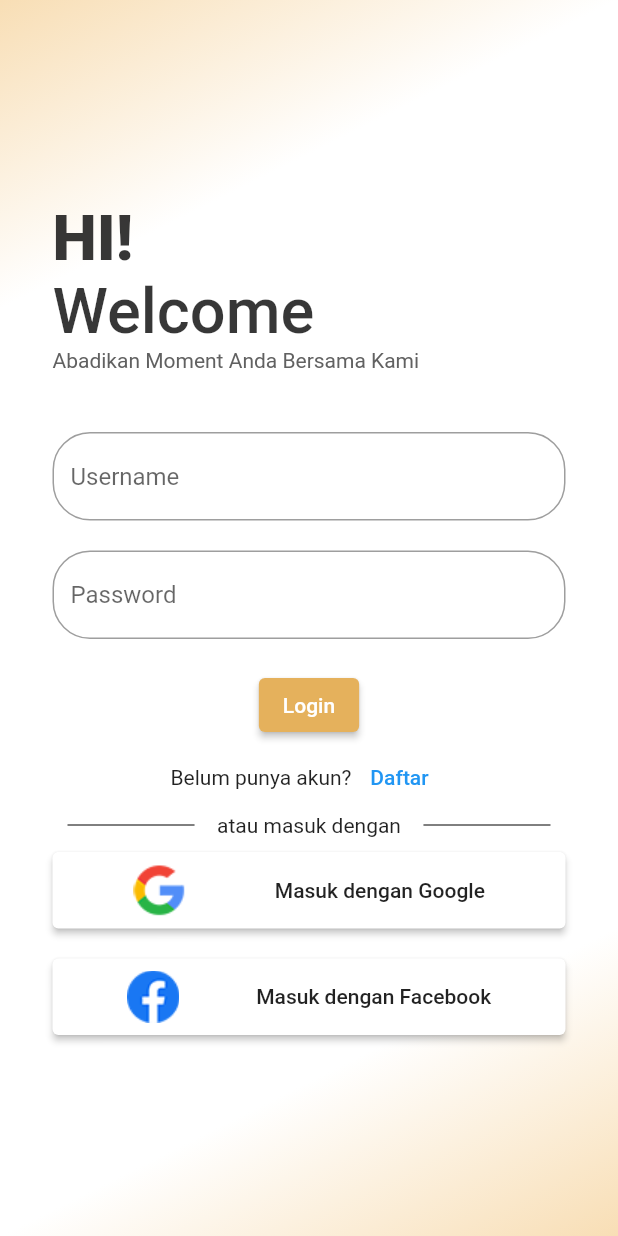
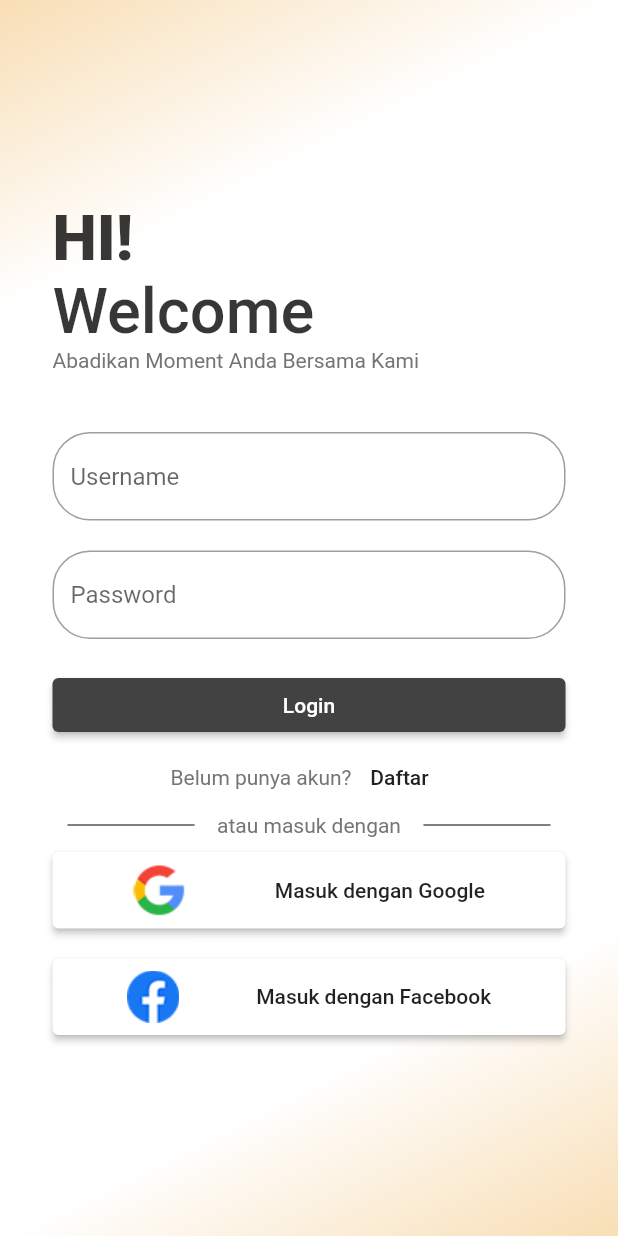
Before and after one commit to tribber93/booking_studio_foto, a Flutter app: the screen it shows after launch, on a phone screen of 412 x 824 dp. Run offline on Flutter 3.47's test engine with Material 2 defaults, Android fonts, the phone set to English and light mode, and no system bars; our stand-ins replace carousel_slider, font_awesome_flutter, get.

Commit message:
menambahkan halaman signup

```diff
--- a/lib/app/modules/login/views/login_view.dart
+++ b/lib/app/modules/login/views/login_view.dart
@@ -3,6 +3,7 @@ import 'package:font_awesome_flutter/font_awesome_flutter.dart';
 
 import 'package:get/get.dart';
 import 'package:studio_foto/app/routes/app_pages.dart';
+import 'package:studio_foto/utils/widgetLoginSignup.dart';
 
 import '../controllers/login_controller.dart';
 
@@ -10,126 +11,87 @@ class LoginView extends GetView<LoginController> {
   const LoginView({Key? key}) : super(key: key);
   @override
   Widget build(BuildContext context) {
+    Color smallText = Colors.grey.shade600;
     return Scaffold(
-      body: SafeArea(
-        child: Container(
-          height: Get.height,
-          width: double.infinity,
-          decoration: const BoxDecoration(
-              gradient: LinearGradient(
-            begin: Alignment.topLeft,
-            end: Alignment.bottomRight,
-            stops: [0, 0.2, 0.8, 1],
-            colors: [
-              Color.fromARGB(255, 248, 222, 181),
-              Colors.white,
-              Colors.white,
-              Color.fromARGB(255, 248, 222, 181),
-            ],
-          )),
-          child: Center(
-            child: SingleChildScrollView(
-              child: Padding(
-                padding: const EdgeInsets.all(35),
-                child: SizedBox(
-                  width: double.infinity,
-                  child: Column(
+      body: BgLoginSignup(
+          isi: Column(
         crossAxisAlignment: CrossAxisAlignment.start,
         // mainAxisAlignment: MainAxisAlignment.center,
         children: [
           RichText(
             text: TextSpan(
                 style: const TextStyle(
-                                color: Color.fromARGB(200, 0, 0, 0),
-                                fontSize: 42),
+                    color: Color.fromARGB(200, 0, 0, 0), fontSize: 42),
                 children: [
                   const TextSpan(
                       text: 'HI!\n',
-                                  style:
-                                      TextStyle(fontWeight: FontWeight.w900)),
+                      style: TextStyle(fontWeight: FontWeight.w900)),
                   const TextSpan(
                       text: 'Welcome\n',
-                                  style:
-                                      TextStyle(fontWeight: FontWeight.w500)),
+                      style: TextStyle(fontWeight: FontWeight.w500)),
                   TextSpan(
                       text: "Abadikan Moment Anda Bersama Kami",
-                                  style: TextStyle(
-                                      fontSize: 14,
-                                      color: Colors.grey.shade700))
+                      style: TextStyle(fontSize: 14, color: smallText))
                 ]),
           ),
           const SizedBox(
             height: 40,
           ),
-                      TextFormField(
-                        decoration: InputDecoration(
-                            border: OutlineInputBorder(
-                              borderRadius: BorderRadius.circular(25.0),
+          const MyTextField(
+            hint: "Username",
           ),
-                            focusedBorder: OutlineInputBorder(
-                              borderSide: const BorderSide(
-                                  color: Color.fromARGB(255, 248, 222, 181),
-                                  width: 2.0),
-                              borderRadius: BorderRadius.circular(25.0),
-                            ),
-                            hintText: 'Username'),
-                      ),
-                      SizedBox(
-                        height: 20,
-                      ),
-                      TextFormField(
+          const MyTextField(
+            hint: "Password",
             obscureText: true,
             enableSuggestions: false,
             autocorrect: false,
-                        decoration: InputDecoration(
-                            border: OutlineInputBorder(
-                              borderRadius: BorderRadius.circular(25.0),
-                            ),
-                            focusedBorder: OutlineInputBorder(
-                              borderSide: const BorderSide(
-                                  color: Color.fromARGB(255, 248, 222, 181),
-                                  width: 2.0),
-                              borderRadius: BorderRadius.circular(25.0),
-                            ),
-                            hintText: 'Password'),
-                      ),
-                      SizedBox(
-                        height: 20,
           ),
           Center(
             child: ElevatedButton(
                 style: ButtonStyle(
                     backgroundColor:
-                                    MaterialStatePropertyAll<Color>(
-                                        Color.fromARGB(255, 229, 177, 92))),
+                        MaterialStatePropertyAll<Color>(Colors.grey.shade800)),
                 onPressed: () {
                   Get.offAllNamed(Routes.DASHBOARD);
                 },
-                            child: Text("Login")),
+                child: Row(
+                  mainAxisAlignment: MainAxisAlignment.center,
+                  children: [
+                    Text("Login"),
+                  ],
+                )),
           ),
           Center(
             child: Row(
               mainAxisAlignment: MainAxisAlignment.center,
               children: [
-                            Text("Belum punya akun?"),
-                            TextButton(onPressed: () {}, child: Text("Daftar"))
+                Text("Belum punya akun?", style: TextStyle(color: smallText)),
+                TextButton(
+                    onPressed: () {
+                      Get.toNamed(Routes.SIGNUP);
+                    },
+                    child: Text(
+                      "Daftar",
+                      style: TextStyle(color: Colors.grey.shade900),
+                    ))
               ],
             ),
           ),
           Row(children: <Widget>[
             Expanded(
               child: new Container(
-                              margin: const EdgeInsets.only(
-                                  left: 10.0, right: 15.0),
+                  margin: const EdgeInsets.only(left: 10.0, right: 15.0),
                   child: Divider(
                     color: Colors.black,
                   )),
             ),
-                        Text("atau masuk dengan"),
+            Text(
+              "atau masuk dengan",
+              style: TextStyle(color: smallText),
+            ),
             Expanded(
               child: Container(
-                              margin: const EdgeInsets.only(
-                                  left: 15.0, right: 10.0),
+                  margin: const EdgeInsets.only(left: 15.0, right: 10.0),
                   child: Divider(
                     color: Colors.black,
                   )),
@@ -144,14 +106,12 @@ class LoginView extends GetView<LoginController> {
                 ElevatedButton(
                     style: ButtonStyle(
                         backgroundColor:
-                                        MaterialStatePropertyAll<Color>(
-                                            Colors.white)),
+                            MaterialStatePropertyAll<Color>(Colors.white)),
                     onPressed: () {},
                     child: Padding(
                       padding: const EdgeInsets.all(8),
                       child: Row(
-                                    mainAxisAlignment:
-                                        MainAxisAlignment.spaceAround,
+                        mainAxisAlignment: MainAxisAlignment.spaceAround,
                         children: [
                           Image.asset("assets/images/google.png"),
                           Text(
@@ -167,14 +127,12 @@ class LoginView extends GetView<LoginController> {
                 ElevatedButton(
                     style: ButtonStyle(
                         backgroundColor:
-                                        MaterialStatePropertyAll<Color>(
-                                            Colors.white)),
+                            MaterialStatePropertyAll<Color>(Colors.white)),
                     onPressed: () {},
                     child: Padding(
                       padding: const EdgeInsets.all(8),
                       child: Row(
-                                    mainAxisAlignment:
-                                        MainAxisAlignment.spaceAround,
+                        mainAxisAlignment: MainAxisAlignment.spaceAround,
                         children: [
                           Image.asset("assets/images/fb.png"),
                           Text(
@@ -188,13 +146,7 @@ class LoginView extends GetView<LoginController> {
             ),
           )
         ],
-                  ),
-                ),
-              ),
-            ),
-          ),
-        ),
-      ),
+      )),
     );
   }
 }
--- a/lib/app/routes/app_routes.dart
+++ b/lib/app/routes/app_routes.dart
@@ -8,6 +8,7 @@ abstract class Routes {
   static const LOGIN = _Paths.LOGIN;
   static const DETAIL_PAKET = _Paths.DETAIL_PAKET;
   static const PROFILE_LENGKAP = _Paths.PROFILE_LENGKAP;
+  static const SIGNUP = _Paths.SIGNUP;
 }
 
 abstract class _Paths {
@@ -17,4 +18,5 @@ abstract class _Paths {
   static const LOGIN = '/login';
   static const DETAIL_PAKET = '/detail-paket';
   static const PROFILE_LENGKAP = '/profile-lengkap';
+  static const SIGNUP = '/signup';
 }
--- a/lib/main.dart
+++ b/lib/main.dart
@@ -3,7 +3,6 @@ import 'package:flutter/material.dart';
 import 'package:get/get.dart';
 import 'package:studio_foto/app/modules/dashboard/controllers/dashboard_controller.dart';
 import 'package:studio_foto/utils/myCustomScrollBehavior.dart';
-import 'package:window_size/window_size.dart';
 
 import 'app/routes/app_pages.dart';
 
--- /dev/null
+++ b/lib/utils/widgetLoginSignup.dart
@@ -0,0 +1,84 @@
+import 'package:flutter/material.dart';
+import 'package:get/get.dart';
+
+class BgLoginSignup extends StatelessWidget {
+  const BgLoginSignup({
+    Key? key,
+    required this.isi,
+  }) : super(key: key);
+
+  final Widget isi;
+
+  @override
+  Widget build(BuildContext context) {
+    return SafeArea(
+      child: Container(
+        height: Get.height,
+        width: double.infinity,
+        decoration: const BoxDecoration(
+            gradient: LinearGradient(
+          begin: Alignment.topLeft,
+          end: Alignment.bottomRight,
+          stops: [0, 0.2, 0.8, 1],
+          colors: [
+            Color.fromARGB(255, 248, 222, 181),
+            Colors.white,
+            Colors.white,
+            Color.fromARGB(255, 248, 222, 181),
+          ],
+        )),
+        child: Center(
+          child: SingleChildScrollView(
+            child: Padding(
+              padding: const EdgeInsets.all(35),
+              child: SizedBox(
+                width: double.infinity,
+                child: isi,
+              ),
+            ),
+          ),
+        ),
+      ),
+    );
+  }
+}
+
+class MyTextField extends StatelessWidget {
+  final bool obscureText;
+  final bool enableSuggestions;
+  final bool autocorrect;
+  final String hint;
+
+  const MyTextField({
+    Key? key,
+    this.obscureText = false,
+    this.enableSuggestions = true,
+    this.autocorrect = true,
+    this.hint = '',
+  }) : super(key: key);
+  @override
+  Widget build(BuildContext context) {
+    return Column(
+      children: [
+        TextFormField(
+          obscureText: obscureText,
+          enableSuggestions: enableSuggestions,
+          autocorrect: enableSuggestions,
+          decoration: InputDecoration(
+              border: OutlineInputBorder(
+                borderRadius: BorderRadius.circular(25.0),
+              ),
+              focusedBorder: OutlineInputBorder(
+                borderSide: const BorderSide(
+                    color: Color.fromARGB(255, 248, 222, 181), width: 2.0),
+                borderRadius: BorderRadius.circular(25.0),
+              ),
+              hintText: hint),
+        ),
+        SizedBox(
+          height: 20,
+        ),
+      ],
+    );
+  }
+}
--- a/pubspec.yaml
+++ b/pubspec.yaml
@@ -12,10 +12,6 @@ dependencies:
     sdk: flutter
   font_awesome_flutter: ^10.2.1
   url_launcher: ^6.1.6
-  window_size:
-    git:
-      url: https://github.com/google/flutter-desktop-embedding.git
-      path: plugins/window_size
   carousel_slider: ^4.1.1
 
 dev_dependencies:
```
Also changed, not shown: lib/app/modules/signup/bindings/signup_binding.dart (added, +12 -0 lines), lib/app/modules/signup/controllers/signup_controller.dart (added, +23 -0 lines), lib/app/modules/signup/views/signup_view.dart (added, +82 -0 lines), lib/app/routes/app_pages.dart (+7 -0 lines), pubspec.lock, 5 other files. Lines whose indentation alone changed are shown as unchanged.
